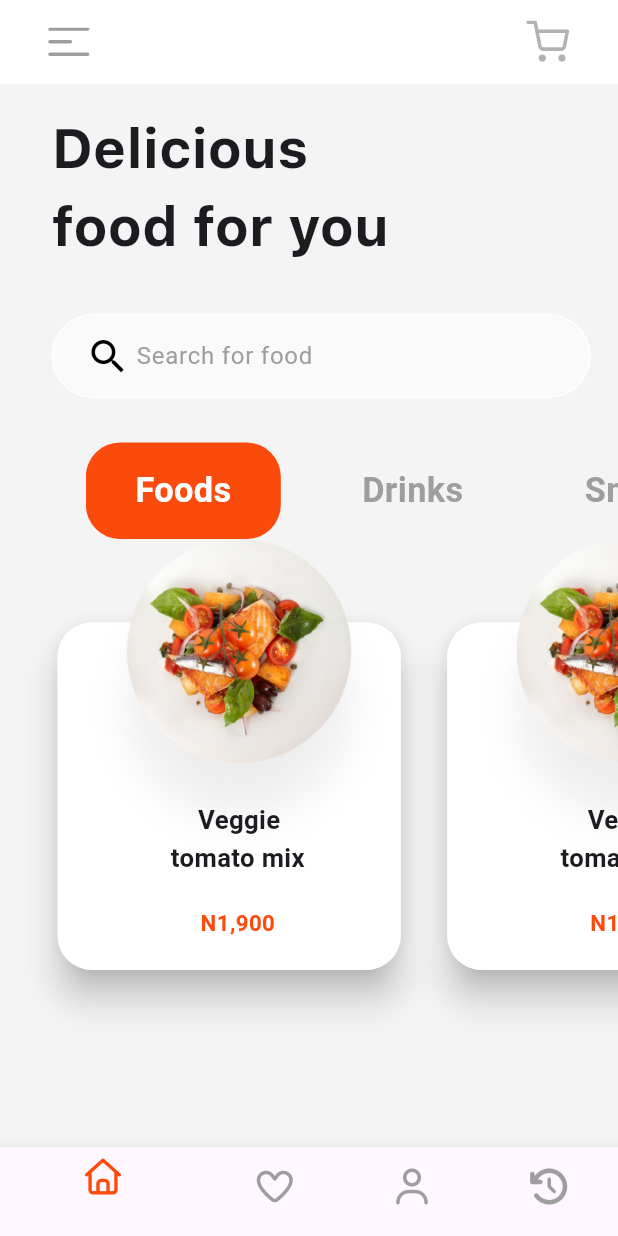
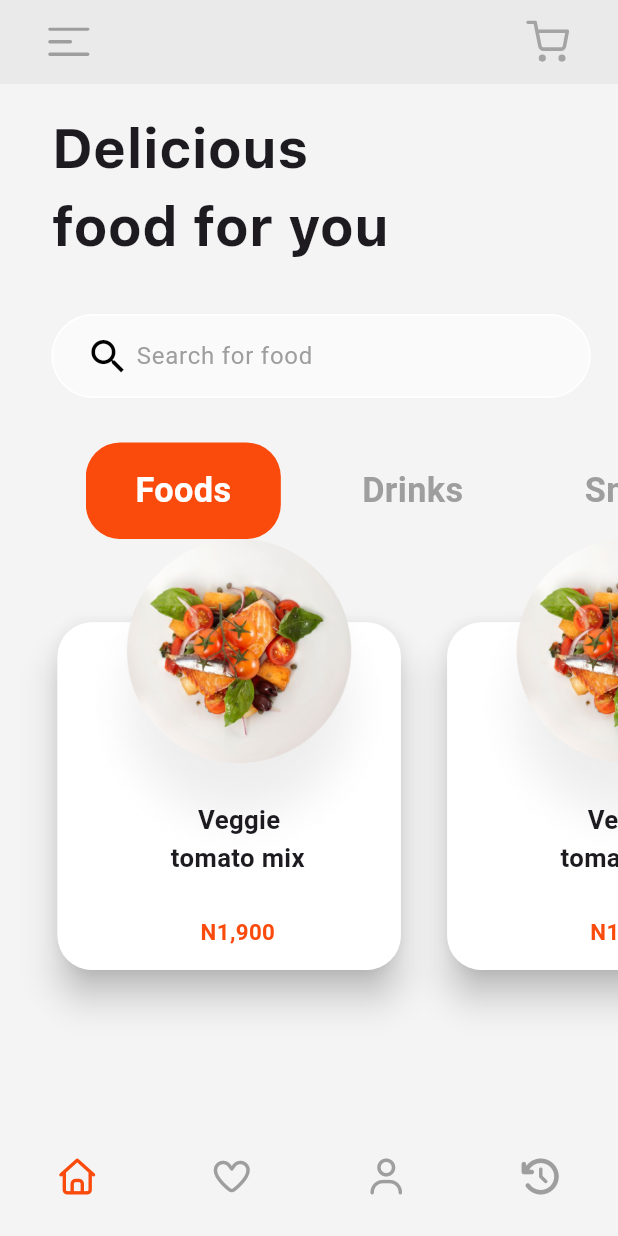
Before and after one commit to anuj-1637/food_delivery_app, a Flutter app: the MyHomePage screen opened directly, on a phone screen of 412 x 824 dp. Run offline on Flutter 3.47's test engine with Material 3 defaults, Android fonts, the phone set to English and light mode, and no system bars; our stand-ins replace flutter_screenutil, flutter_svg, font_awesome_flutter, rive; project files that could hold a hidden picture were left out.

Commit message:
food app

```diff
--- a/lib/Screens/home_screen.dart
+++ b/lib/Screens/home_screen.dart
@@ -27,7 +27,7 @@ class Home_Screen_State extends State<Home_Screen> {
   Widget build(BuildContext context) {
     return Scaffold(
       appBar: AppBar(
-        backgroundColor: Colors.white,
+        backgroundColor: Color.fromRGBO(142, 142, 142, 0.1),
         leadingWidth: 60.w,
         leading: Padding(
           padding: EdgeInsets.only(left: 20.w),
@@ -183,7 +183,7 @@ class Home_Screen_State extends State<Home_Screen> {
                                           fontWeight: FontWeight.bold,
                                         ),
                                       ),
-                                      SizedBox(height: 20),
+                                      SizedBox(height: 20.h),
                                       Text(
                                         "N1,900",
                                         style: TextStyle(
--- a/lib/main.dart
+++ b/lib/main.dart
@@ -31,6 +31,10 @@ class MyApp extends StatelessWidget {
       title: 'Flutter Demo',
       theme: ThemeData(
         colorScheme: ColorScheme.fromSeed(seedColor: Colors.deepPurple),
+        bottomNavigationBarTheme: BottomNavigationBarThemeData(
+          elevation: 0,
+          backgroundColor: Color.fromRGBO(142, 142, 142, 0.1),
+        ),
       ),
       home: Splash_Screen(),
       debugShowCheckedModeBanner: false,
@@ -69,8 +73,11 @@ class _MyHomePageState extends State<MyHomePage> {
         children: [screens[index]],
       ),
       bottomNavigationBar: BottomNavigationBar(
+        currentIndex: index,
         onTap: updateIndex,
-        backgroundColor: Colors.white,
+        elevation: 0,
+        backgroundColor: Color.fromRGBO(142, 142, 142, 0.1),
+        type: BottomNavigationBarType.fixed,
         items: [
           BottomNavigationBarItem(
             icon: index == 0
```
